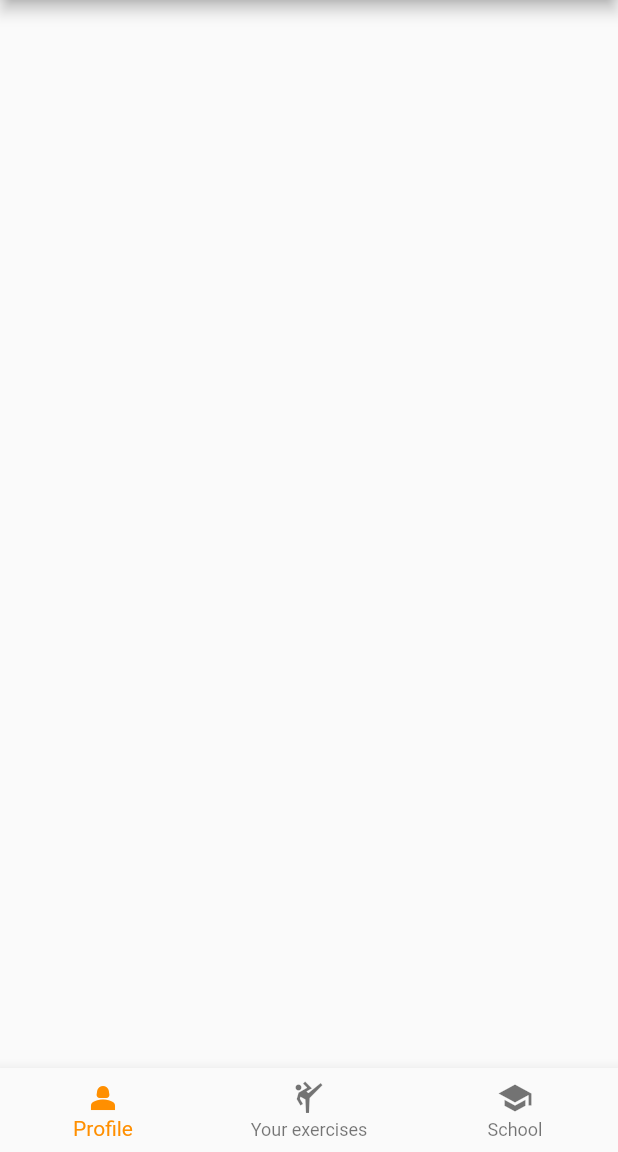
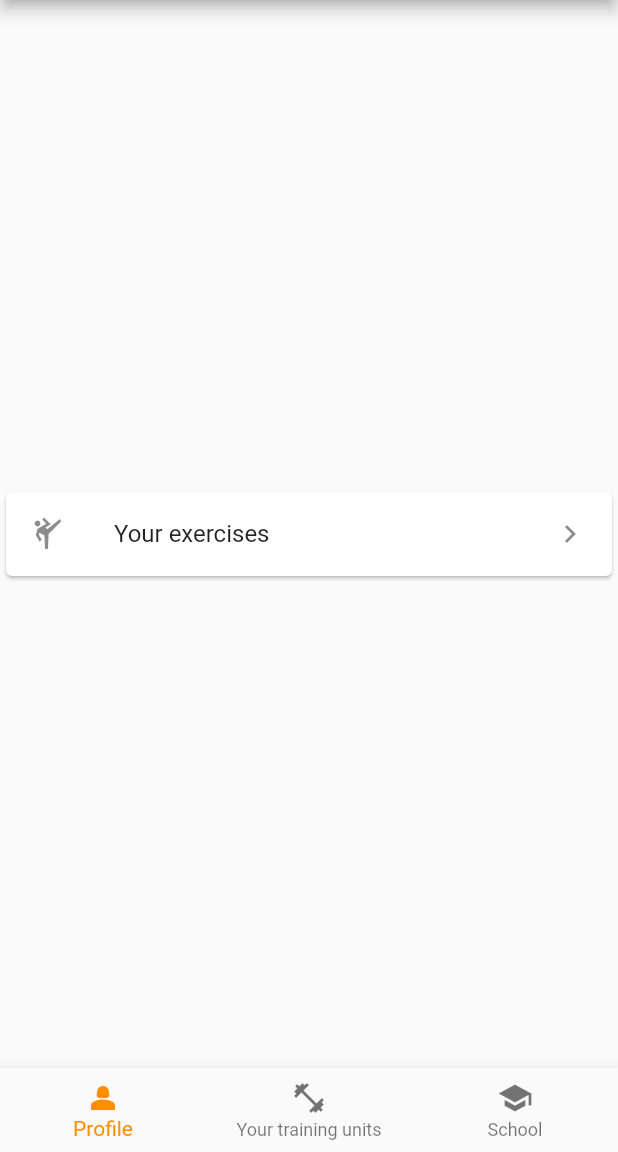
Before and after one commit to radeth/yourtrainer, a Flutter app: the screen it shows after launch, on a phone screen of 412 x 824 dp, the part 84-1236 px from its top. Run offline on Flutter 3.47's test engine with Material 2 defaults, Android fonts, the phone set to English and light mode, and no system bars; our stand-ins replace flutter_hooks, flutter_riverpod, go_router, hooks_riverpod; missing offline and left inert: amplify_api, amplify_auth_cognito, amplify_authenticator, amplify_core, amplify_datastore, amplify_flutter; generated files the repository leaves out were written again.

Commit message:
some changes in ui

```diff
--- a/lib/home_page.dart
+++ b/lib/home_page.dart
@@ -14,11 +14,13 @@ class HomePage extends StatefulWidget {
 
 class _HomePageState extends State<HomePage> {
   int _selectedIndex = 0;
-  static const TextStyle optionStyle =
-      TextStyle(fontSize: 30, fontWeight: FontWeight.bold);
+  static const TextStyle optionStyle = TextStyle(fontSize: 30, fontWeight: FontWeight.bold);
   static const List<Widget> _widgetOptions = <Widget>[
     ProfileNavView(),
-    ExercisesListPage(),
+    Text(
+      'Index 2: Settings',
+      style: optionStyle,
+    ),
     Text(
       'Index 3: Settings',
       style: optionStyle,
@@ -48,8 +50,8 @@ class _HomePageState extends State<HomePage> {
             backgroundColor: Colors.red,
           ),
           BottomNavigationBarItem(
-            icon: const Icon(Icons.sports_martial_arts),
-            label: AppLocalizations.of(context)!.yourExercises,
+            icon: const Icon(Icons.fitness_center),
+            label: AppLocalizations.of(context)!.yourTrainingUnits,
             backgroundColor: Colors.green,
           ),
           BottomNavigationBarItem(
@@ -90,6 +92,19 @@ class ProfileNavView extends StatefulWidget {
 class _ProfileNavViewState extends State<ProfileNavView> {
   @override
   Widget build(BuildContext context) {
-    return Column();
+    return SingleChildScrollView(
+      child: Column(
+        crossAxisAlignment: CrossAxisAlignment.start,
+        children: [
+          Card(
+            child: ListTile(
+                title: Text(AppLocalizations.of(context)!.yourExercises),
+                trailing: const Icon(Icons.keyboard_arrow_right),
+                onTap: () => context.goNamed(AppRoute.exerciseList.name),
+                leading: const Icon(Icons.sports_martial_arts)),
+          )
+        ],
+      ),
+    );
   }
 }
```
Also changed, not shown: lib/features/excersie/ui/excercise_card.dart (deleted, +0 -75 lines), lib/features/excersie/ui/exercises_list_page.dart (+29 -24 lines).
